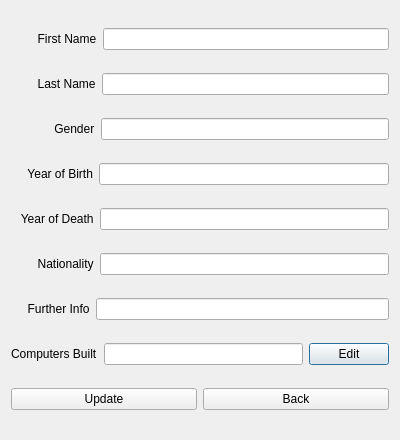
Before: the Qt Designer form verklegt_vika_3/verklegt_GUI/UI/editstudentdialog.ui in vilhjalmur12/verklegt_1, drawn with Qt 5.
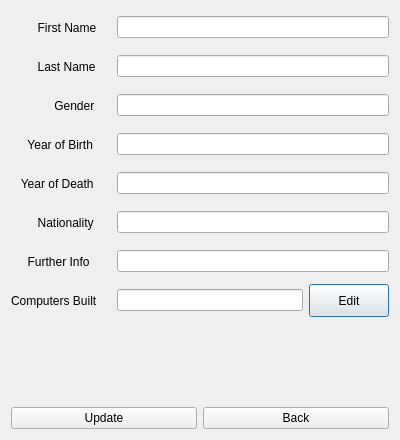
After: the same form once the commit is applied.

```diff
--- a/verklegt_vika_3/verklegt_GUI/UI/editstudentdialog.ui
+++ b/verklegt_vika_3/verklegt_GUI/UI/editstudentdialog.ui
@@ -10,63 +10,125 @@
     <height>440</height>
    </rect>
   </property>
+  <property name="minimumSize">
+   <size>
+    <width>400</width>
+    <height>440</height>
+   </size>
+  </property>
   <property name="windowTitle">
    <string>Update Scientist</string>
   </property>
+  <layout class="QGridLayout" name="gridLayout">
+   <item row="0" column="0">
+    <layout class="QVBoxLayout" name="verticalLayout_2">
+     <item>
   <layout class="QVBoxLayout" name="verticalLayout">
    <item>
-    <layout class="QHBoxLayout" name="horizontalLayout">
+        <layout class="QHBoxLayout" name="horizontalLayout_9">
      <item>
       <widget class="QLabel" name="label_2">
+           <property name="minimumSize">
+            <size>
+             <width>100</width>
+             <height>33</height>
+            </size>
+           </property>
        <property name="text">
         <string>        First Name</string>
        </property>
       </widget>
      </item>
      <item>
-      <widget class="QLineEdit" name="lineEdit_first_name"/>
+          <widget class="QLineEdit" name="lineEdit_first_name">
+           <property name="minimumSize">
+            <size>
+             <width>261</width>
+             <height>0</height>
+            </size>
+           </property>
+          </widget>
      </item>
     </layout>
    </item>
    <item>
-    <layout class="QHBoxLayout" name="horizontalLayout_2">
+        <layout class="QHBoxLayout" name="horizontalLayout_8">
      <item>
       <widget class="QLabel" name="label_3">
+           <property name="minimumSize">
+            <size>
+             <width>100</width>
+             <height>33</height>
+            </size>
+           </property>
        <property name="text">
         <string>        Last Name</string>
        </property>
       </widget>
      </item>
      <item>
-      <widget class="QLineEdit" name="lineEdit_last_name"/>
+          <widget class="QLineEdit" name="lineEdit_last_name">
+           <property name="minimumSize">
+            <size>
+             <width>261</width>
+             <height>0</height>
+            </size>
+           </property>
+          </widget>
      </item>
     </layout>
    </item>
    <item>
-    <layout class="QHBoxLayout" name="horizontalLayout_3">
+        <layout class="QHBoxLayout" name="horizontalLayout_7">
      <item>
       <widget class="QLabel" name="label_4">
+           <property name="minimumSize">
+            <size>
+             <width>100</width>
+             <height>33</height>
+            </size>
+           </property>
        <property name="text">
         <string>             Gender</string>
        </property>
       </widget>
      </item>
      <item>
-      <widget class="QLineEdit" name="lineEdit_gender"/>
+          <widget class="QLineEdit" name="lineEdit_gender">
+           <property name="minimumSize">
+            <size>
+             <width>261</width>
+             <height>0</height>
+            </size>
+           </property>
+          </widget>
      </item>
     </layout>
    </item>
    <item>
-    <layout class="QHBoxLayout" name="horizontalLayout_4">
+        <layout class="QHBoxLayout" name="horizontalLayout_6">
      <item>
       <widget class="QLabel" name="label_5">
+           <property name="minimumSize">
+            <size>
+             <width>100</width>
+             <height>33</height>
+            </size>
+           </property>
        <property name="text">
         <string>     Year of Birth</string>
        </property>
       </widget>
      </item>
      <item>
-      <widget class="QLineEdit" name="lineEdit_YOB"/>
+          <widget class="QLineEdit" name="lineEdit_YOB">
+           <property name="minimumSize">
+            <size>
+             <width>261</width>
+             <height>0</height>
+            </size>
+           </property>
+          </widget>
      </item>
     </layout>
    </item>
@@ -74,55 +136,108 @@
     <layout class="QHBoxLayout" name="horizontalLayout_5">
      <item>
       <widget class="QLabel" name="label_6">
+           <property name="minimumSize">
+            <size>
+             <width>100</width>
+             <height>33</height>
+            </size>
+           </property>
        <property name="text">
         <string>   Year of Death</string>
        </property>
       </widget>
      </item>
      <item>
-      <widget class="QLineEdit" name="lineEdit_YOD"/>
+          <widget class="QLineEdit" name="lineEdit_YOD">
+           <property name="minimumSize">
+            <size>
+             <width>261</width>
+             <height>0</height>
+            </size>
+           </property>
+          </widget>
      </item>
     </layout>
    </item>
    <item>
-    <layout class="QHBoxLayout" name="horizontalLayout_6">
+        <layout class="QHBoxLayout" name="horizontalLayout_4">
      <item>
       <widget class="QLabel" name="label_7">
+           <property name="minimumSize">
+            <size>
+             <width>100</width>
+             <height>33</height>
+            </size>
+           </property>
        <property name="text">
         <string>        Nationality</string>
        </property>
       </widget>
      </item>
      <item>
-      <widget class="QLineEdit" name="lineEdit_nationality"/>
+          <widget class="QLineEdit" name="lineEdit_nationality">
+           <property name="minimumSize">
+            <size>
+             <width>261</width>
+             <height>0</height>
+            </size>
+           </property>
+          </widget>
      </item>
     </layout>
    </item>
    <item>
-    <layout class="QHBoxLayout" name="horizontalLayout_7">
+        <layout class="QHBoxLayout" name="horizontalLayout_3">
      <item>
       <widget class="QLabel" name="label_8">
+           <property name="minimumSize">
+            <size>
+             <width>100</width>
+             <height>33</height>
+            </size>
+           </property>
        <property name="text">
         <string>     Further Info</string>
        </property>
       </widget>
      </item>
      <item>
-      <widget class="QLineEdit" name="lineEdit_further"/>
+          <widget class="QLineEdit" name="lineEdit_further">
+           <property name="minimumSize">
+            <size>
+             <width>262</width>
+             <height>0</height>
+            </size>
+           </property>
+          </widget>
      </item>
     </layout>
    </item>
    <item>
-    <layout class="QHBoxLayout" name="horizontalLayout_8">
+        <layout class="QHBoxLayout" name="horizontalLayout_2">
      <item>
       <widget class="QLabel" name="label_9">
+           <property name="minimumSize">
+            <size>
+             <width>100</width>
+             <height>33</height>
+            </size>
+           </property>
        <property name="text">
         <string>Computers Built</string>
        </property>
       </widget>
      </item>
      <item>
+          <layout class="QHBoxLayout" name="horizontalLayout">
+           <item>
       <widget class="QLineEdit" name="lineEdit_relations">
+             <property name="minimumSize">
+              <size>
+               <width>132</width>
+               <height>0</height>
+              </size>
+             </property>
        <property name="readOnly">
         <bool>true</bool>
        </property>
@@ -130,6 +245,12 @@
      </item>
      <item>
       <widget class="QPushButton" name="pushButton_edit_relations">
+             <property name="minimumSize">
+              <size>
+               <width>0</width>
+               <height>33</height>
+              </size>
+             </property>
        <property name="text">
         <string>Edit</string>
        </property>
@@ -137,8 +258,25 @@
      </item>
     </layout>
    </item>
+        </layout>
+       </item>
+      </layout>
+     </item>
    <item>
-    <layout class="QHBoxLayout" name="horizontalLayout_9">
+      <spacer name="verticalSpacer">
+       <property name="orientation">
+        <enum>Qt::Vertical</enum>
+       </property>
+       <property name="sizeHint" stdset="0">
+        <size>
+         <width>20</width>
+         <height>40</height>
+        </size>
+       </property>
+      </spacer>
+     </item>
+     <item>
+      <layout class="QHBoxLayout" name="horizontalLayout_10">
      <item>
       <widget class="QPushButton" name="pushButton_update">
        <property name="text">
@@ -152,6 +290,8 @@
         <string>Back</string>
        </property>
       </widget>
+       </item>
+      </layout>
      </item>
     </layout>
    </item>
```
Lines whose indentation alone changed are shown as unchanged.
